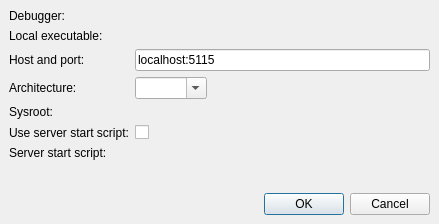
Old version of the form src/plugins/debugger/startremotedialog.ui in the repository qt-creator/qt-creator.
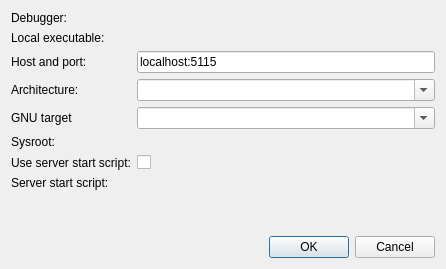
New version of the form. Custom widgets are drawn as their Qt base class.

Commit message:
Debugger/Remote Debugging: Add "GNU target" start parameter.
This is needed for multi-architecture gdb.

Diff of the .ui file:
```diff
--- a/src/plugins/debugger/startremotedialog.ui
+++ b/src/plugins/debugger/startremotedialog.ui
@@ -6,25 +6,16 @@
    <rect>
     <x>0</x>
     <y>0</y>
-    <width>439</width>
-    <height>224</height>
+    <width>446</width>
+    <height>269</height>
    </rect>
   </property>
   <property name="windowTitle">
    <string>Start Debugger</string>
   </property>
-  <layout class="QVBoxLayout">
-   <property name="spacing">
-    <number>6</number>
-   </property>
-   <property name="margin">
-    <number>9</number>
-   </property>
+  <layout class="QVBoxLayout" name="verticalLayout">
    <item>
     <layout class="QFormLayout" name="formLayout">
-     <property name="fieldGrowthPolicy">
-      <enum>QFormLayout::ExpandingFieldsGrow</enum>
-     </property>
      <item row="0" column="0">
       <widget class="QLabel" name="debuggerLabel">
        <property name="text">
@@ -74,26 +65,40 @@
       </widget>
      </item>
      <item row="4" column="0">
+      <widget class="QLabel" name="gnuTargetLabel">
+       <property name="text">
+        <string>GNU target</string>
+       </property>
+      </widget>
+     </item>
+     <item row="4" column="1">
+      <widget class="QComboBox" name="gnuTargetComboBox">
+       <property name="editable">
+        <bool>true</bool>
+       </property>
+      </widget>
+     </item>
+     <item row="5" column="0">
       <widget class="QLabel" name="sysrootLabel">
        <property name="text">
         <string>Sysroot:</string>
        </property>
       </widget>
      </item>
-     <item row="4" column="1">
+     <item row="5" column="1">
       <widget class="Utils::PathChooser" name="sysrootPathChooser" native="true"/>
      </item>
-     <item row="5" column="0">
+     <item row="6" column="0">
       <widget class="QLabel" name="useServerStartScriptLabel">
        <property name="text">
         <string>Use server start script:</string>
        </property>
       </widget>
      </item>
-     <item row="5" column="1">
+     <item row="6" column="1">
       <widget class="QCheckBox" name="useServerStartScriptCheckBox"/>
      </item>
-     <item row="6" column="0">
+     <item row="7" column="0">
       <widget class="QLabel" name="serverStartScriptLabel">
        <property name="text">
         <string>Server start script:</string>
```
Left out of the diff: 2 changed lines with no effect on the pictures. The commit also changes 6 other files.
